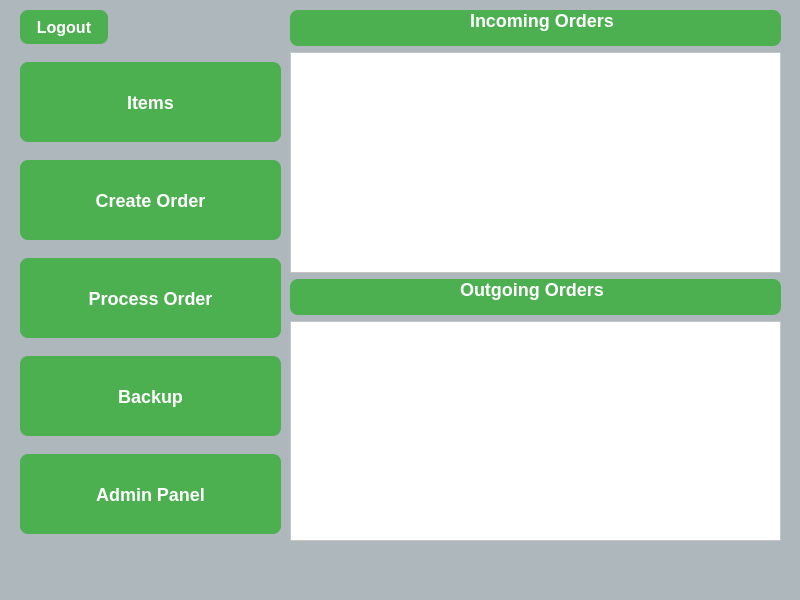
This is main_window.ui in npaolini-8/se-group-5 as Qt 5 draws it before an edit. The edited form follows.
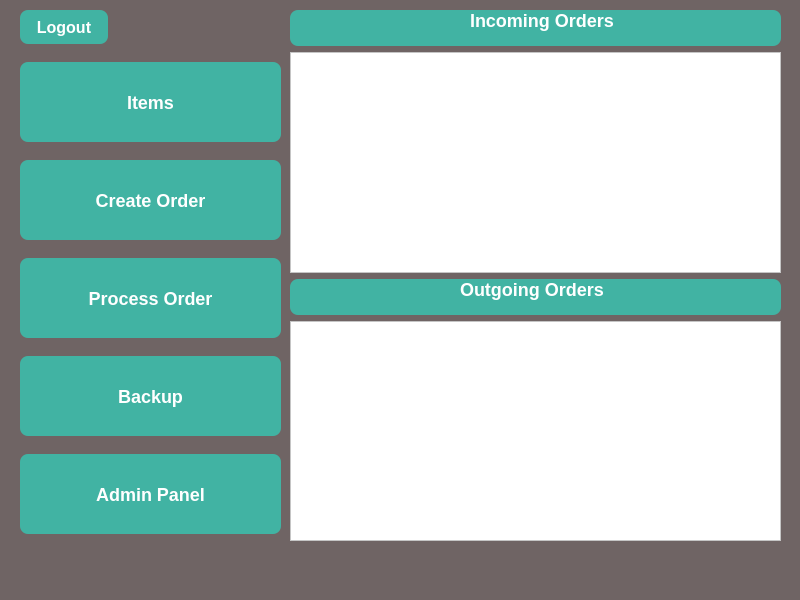
This is the edited form.

```diff
--- a/main_window.ui
+++ b/main_window.ui
@@ -14,7 +14,7 @@
    <string>MainWindow</string>
   </property>
   <property name="styleSheet">
-   <string notr="true">background-color:#AEB7BC;</string>
+   <string notr="true">background-color:#6f6464;</string>
   </property>
   <widget class="QWidget" name="centralwidget">
    <widget class="QWidget" name="verticalLayoutWidget">
@@ -36,7 +36,7 @@
         </size>
        </property>
        <property name="styleSheet">
-        <string notr="true">background-color: #4CAF50;
+        <string notr="true">background-color: #41B3A3;
 color: white;
 border-radius: 8px;
 font-size: 18px;
@@ -60,7 +60,7 @@
         </size>
        </property>
        <property name="styleSheet">
-        <string notr="true">background-color: #4CAF50;
+        <string notr="true">background-color:  #41B3A3;
 color: white;
 border-radius: 8px;
 font-size: 18px;
@@ -84,7 +84,7 @@
         </size>
        </property>
        <property name="styleSheet">
-        <string notr="true">background-color: #4CAF50;
+        <string notr="true">background-color:  #41B3A3;
 color: white;
 border-radius: 8px;
 font-size: 18px;
@@ -108,7 +108,7 @@
         </size>
        </property>
        <property name="styleSheet">
-        <string notr="true">background-color: #4CAF50;
+        <string notr="true">background-color:  #41B3A3;
 color: white;
 border-radius: 8px;
 font-size: 18px;
@@ -132,7 +132,7 @@
         </size>
        </property>
        <property name="styleSheet">
-        <string notr="true">background-color: #4CAF50;
+        <string notr="true">background-color:  #41B3A3;
 color: white;
 border-radius: 8px;
 font-size: 18px;
@@ -162,7 +162,7 @@
      <item>
       <widget class="QLabel" name="label">
        <property name="styleSheet">
-        <string notr="true">background-color: #4CAF50;
+        <string notr="true">background-color:  #41B3A3;
 color: white;
 border-radius: 8px;
 font-size: 18px;
@@ -198,7 +198,7 @@
      <item>
       <widget class="QLabel" name="label_2">
        <property name="styleSheet">
-        <string notr="true">background-color: #4CAF50;
+        <string notr="true">background-color:  #41B3A3;
 color: white;
 border-radius: 8px;
 font-size: 18px;
@@ -242,7 +242,7 @@
      </rect>
     </property>
     <property name="styleSheet">
-     <string notr="true">background-color: #4CAF50;
+     <string notr="true">background-color:  #41B3A3;
 color: white;
 border-radius: 8px;
 font-size: 16px;
```
